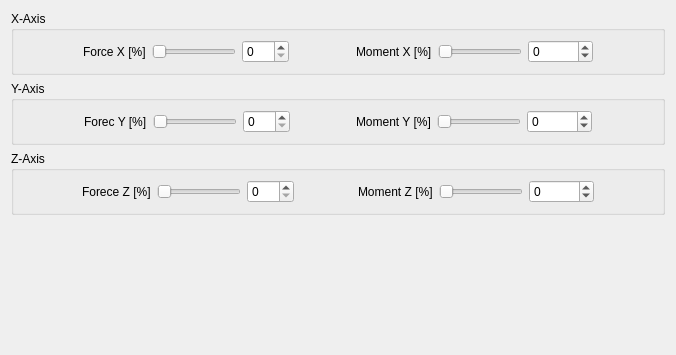
skye-git/qgroundcontrol-old, file src/ui/QGCSkyeTestForce.ui: the form before one commit.
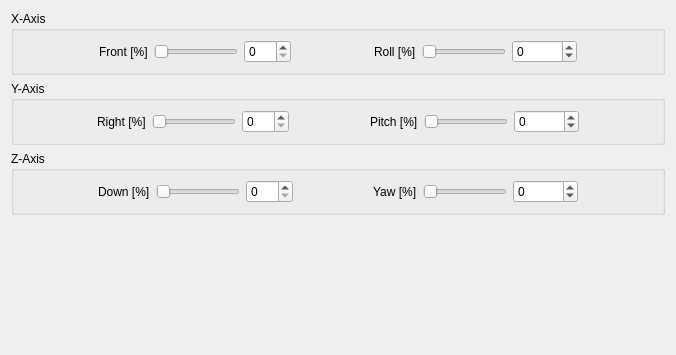
The form after the commit.

Commit message: [By Luki] Add LED on/off and rename ForceTest axis

The edit to the form file:
```diff
--- a/src/ui/QGCSkyeTestForce.ui
+++ b/src/ui/QGCSkyeTestForce.ui
@@ -36,7 +36,7 @@
       <item>
        <widget class="QLabel" name="label">
         <property name="text">
-         <string>Force X [%]</string>
+         <string>Front [%]</string>
         </property>
        </widget>
       </item>
@@ -79,7 +79,7 @@
       <item>
        <widget class="QLabel" name="label_2">
         <property name="text">
-         <string>Moment X [%]</string>
+         <string>Roll [%]</string>
         </property>
        </widget>
       </item>
@@ -144,7 +144,7 @@
       <item>
        <widget class="QLabel" name="label_3">
         <property name="text">
-         <string>Forec Y [%]</string>
+         <string>Right [%]</string>
         </property>
        </widget>
       </item>
@@ -181,7 +181,7 @@
       <item>
        <widget class="QLabel" name="label_4">
         <property name="text">
-         <string>Moment Y [%]</string>
+         <string>Pitch [%]</string>
         </property>
        </widget>
       </item>
@@ -243,7 +243,7 @@
       <item>
        <widget class="QLabel" name="label_5">
         <property name="text">
-         <string>Forece Z [%]</string>
+         <string>Down [%]</string>
         </property>
        </widget>
       </item>
@@ -280,7 +280,7 @@
       <item>
        <widget class="QLabel" name="label_6">
         <property name="text">
-         <string>Moment Z [%]</string>
+         <string>Yaw [%]</string>
         </property>
        </widget>
       </item>
```
The commit also changes 4 other files.
